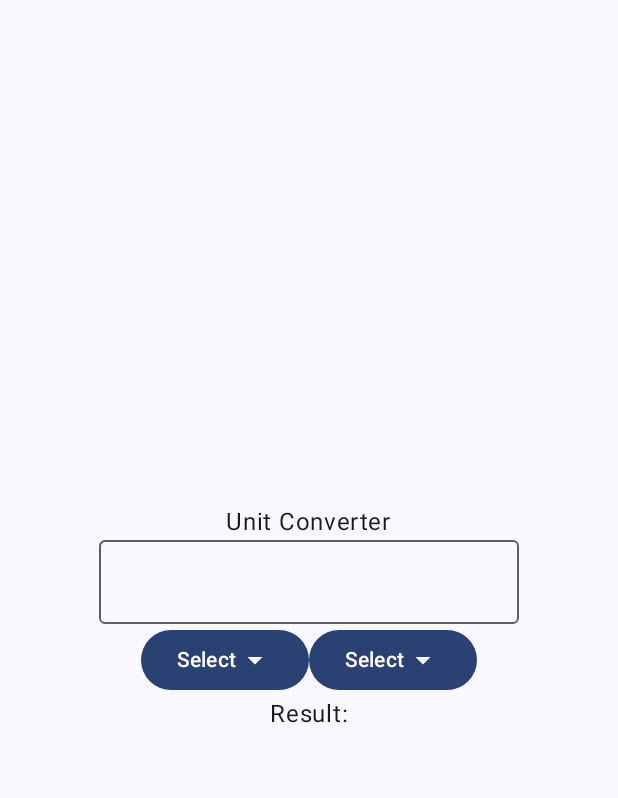
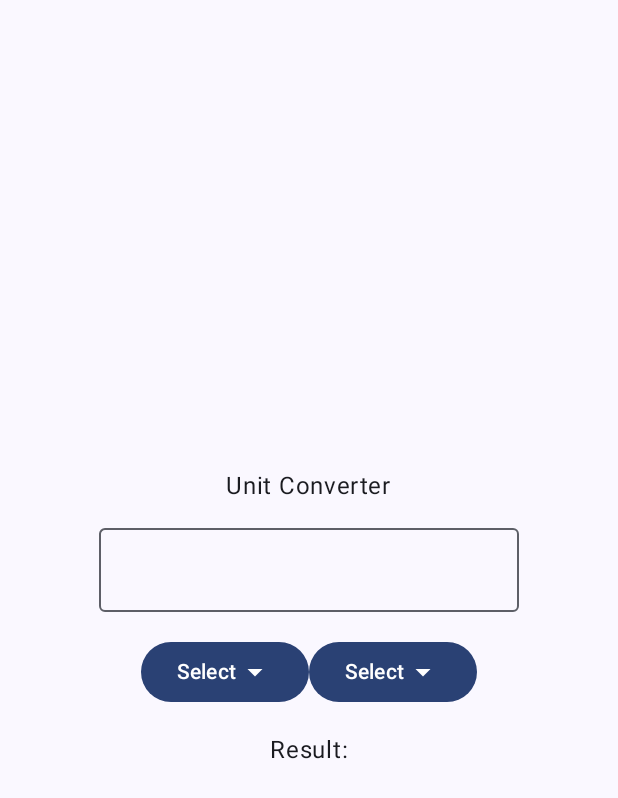
Before and after one commit to euclidesdry/uniit.converter-kotlin, an Android app built with Jetpack Compose: the screen it shows after launch (MainActivity), on a phone screen of 412 x 824 dp. Shown: the top 798 px of the screen. Run offline under Robolectric (Android 15) with nearby library versions, the phone set to English and light mode, and no system bars.

Commit message:
feat(composable): adding spacing to UnitConverter

```diff
--- a/app/src/main/java/com/example/uniitconverter/MainActivity.kt
+++ b/app/src/main/java/com/example/uniitconverter/MainActivity.kt
@@ -8,7 +8,9 @@ import androidx.compose.foundation.layout.Arrangement
 import androidx.compose.foundation.layout.Box
 import androidx.compose.foundation.layout.Column
 import androidx.compose.foundation.layout.Row
+import androidx.compose.foundation.layout.Spacer
 import androidx.compose.foundation.layout.fillMaxSize
+import androidx.compose.foundation.layout.height
 import androidx.compose.material.icons.Icons
 import androidx.compose.material.icons.filled.ArrowDropDown
 import androidx.compose.material3.Button
@@ -21,6 +23,7 @@ import androidx.compose.runtime.Composable
 import androidx.compose.ui.Alignment
 import androidx.compose.ui.Modifier
 import androidx.compose.ui.tooling.preview.Preview
+import androidx.compose.ui.unit.dp
 import com.example.uniitconverter.ui.theme.UniitConverterTheme
 
 class MainActivity : ComponentActivity() {
@@ -49,8 +52,10 @@ fun UnitConverter() {
     ) {
 
         Text("Unit Converter")
+        Spacer(modifier = Modifier.height(16.dp))
         OutlinedTextField(value = "", onValueChange = {})
 
+        Spacer(modifier = Modifier.height(16.dp))
         Row {
             Box {
                 Button(onClick = {}) {
@@ -67,6 +72,7 @@ fun UnitConverter() {
                 }
             }
         }
+        Spacer(modifier = Modifier.height(16.dp))
         Text("Result:")
     }
 }
```
